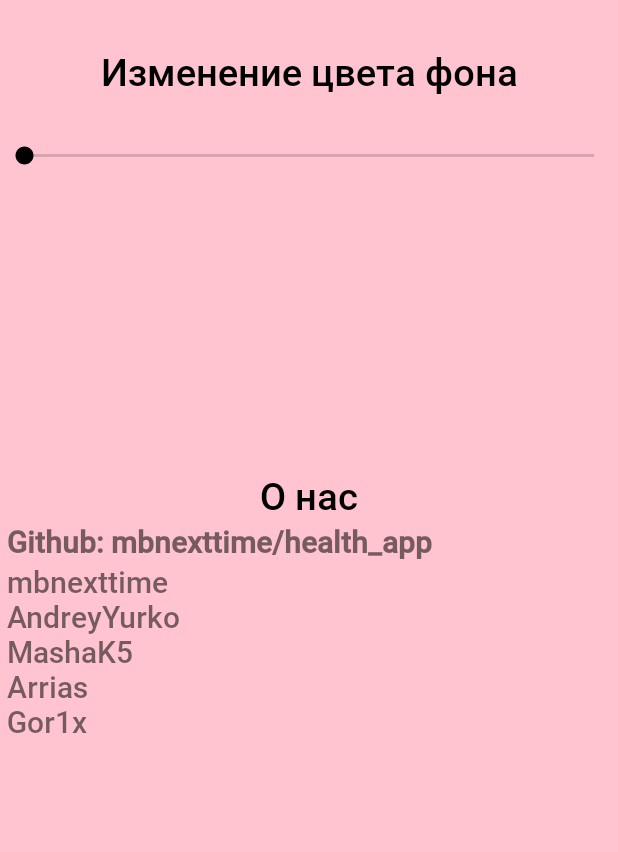
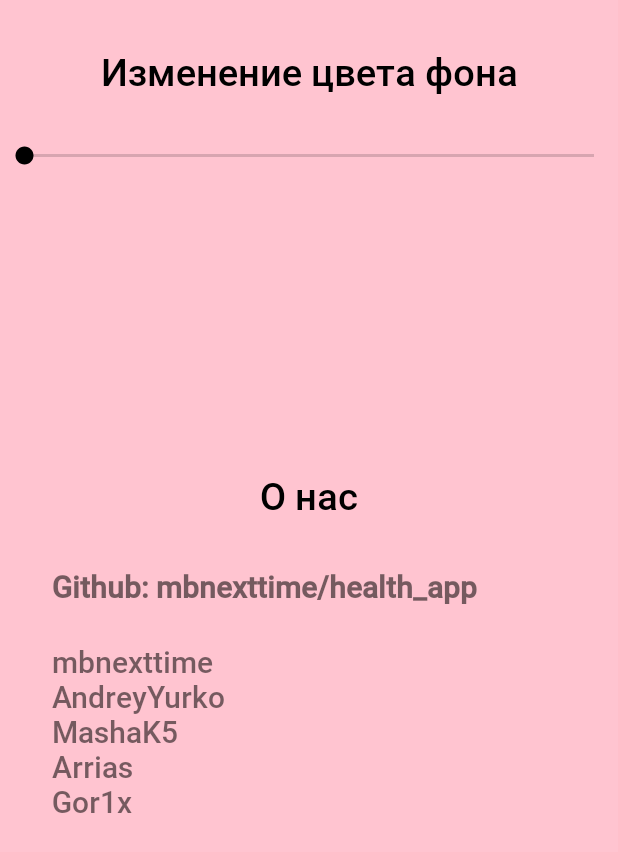
Before and after one commit to mbnexttime/health_app, an Android app: the fragment SettingsFragment shown on its own in the app's theme, on a phone screen of 412 x 824 dp. Shown: the top 852 px of the screen. Run offline under Robolectric (Android 15) with nearby library versions, the phone set to English and light mode, and no system bars; our stand-ins replace Dagger/Hilt's generated code.

Commit message:
Small fix

```diff
--- a/app/src/main/java/com/example/psyhealthapp/profile/ProfileFragment.kt
+++ b/app/src/main/java/com/example/psyhealthapp/profile/ProfileFragment.kt
@@ -101,7 +101,6 @@ class ProfileFragment : Fragment(R.layout.profile_fragment) {
             llBackground.setBackgroundColor(Color.argb(255, r, g, b))
         }
     }
-
 
     private val clickListener = View.OnClickListener { p0 ->
         when (p0) {
--- a/app/src/main/res/layout/profile_fragment.xml
+++ b/app/src/main/res/layout/profile_fragment.xml
@@ -15,6 +15,7 @@
         <ImageView
             android:id="@+id/imageProfile"
             android:layout_marginLeft="40dp"
+            android:scaleType="centerCrop"
             android:layout_marginRight="40dp"
             android:layout_marginTop="10dp"
             android:layout_marginBottom="10dp"
--- a/app/src/main/res/layout/settings_fragment.xml
+++ b/app/src/main/res/layout/settings_fragment.xml
@@ -8,9 +8,9 @@
 
     <TextView
         android:layout_width="match_parent"
-        android:layout_marginTop="@dimen/settings_margin_changer"
+        android:layout_marginTop="@dimen/settings_margin_small"
         android:text="@string/settings_color_changer"
-        android:layout_marginBottom="@dimen/settings_margin_changer"
+        android:layout_marginBottom="@dimen/settings_margin_small"
         android:gravity="center"
         android:textSize="@dimen/profile_text_size"
         android:textColor="@color/profile_text"
@@ -29,6 +29,7 @@
     <TextView
         android:layout_width="match_parent"
         android:layout_marginTop="@dimen/settings_margin_about"
+        android:layout_marginBottom="@dimen/settings_margin_small"
         android:text="@string/settings_about_title"
         android:gravity="center"
         android:textSize="@dimen/profile_text_size"
@@ -39,6 +40,7 @@
 
     <TextView
         android:layout_width="match_parent"
+        android:layout_marginLeft="@dimen/settings_margin_small"
         android:text="@string/settings_about_text"
         android:gravity="left"
         android:textSize="@dimen/setting_about_text_size"
--- a/app/src/main/res/values/dimens.xml
+++ b/app/src/main/res/values/dimens.xml
@@ -10,7 +10,7 @@
     <dimen name="profile_text_size">25dp</dimen>
     <dimen name="profile_edittext_size">10dp</dimen>
     <dimen name="profile_string_info_height">40dp</dimen>
-    <dimen name="settings_margin_changer">30dp</dimen>
+    <dimen name="settings_margin_small">30dp</dimen>
     <dimen name="settings_margin_about">200dp</dimen>
     <dimen name="setting_about_text_size">20dp</dimen>
 </resources>
--- a/app/src/main/res/values/strings.xml
+++ b/app/src/main/res/values/strings.xml
@@ -28,7 +28,7 @@
     <string name="settings_color_changer">Изменение цвета фона</string>
     <string name="settings_about_title">О нас</string>
     <string name="settings_about_text">
-    <b>Github: mbnexttime/health_app</b>\n
+    <b>Github: mbnexttime/health_app</b>\n\n
     mbnexttime \n
     AndreyYurko \n
     MashaK5 \n
```
